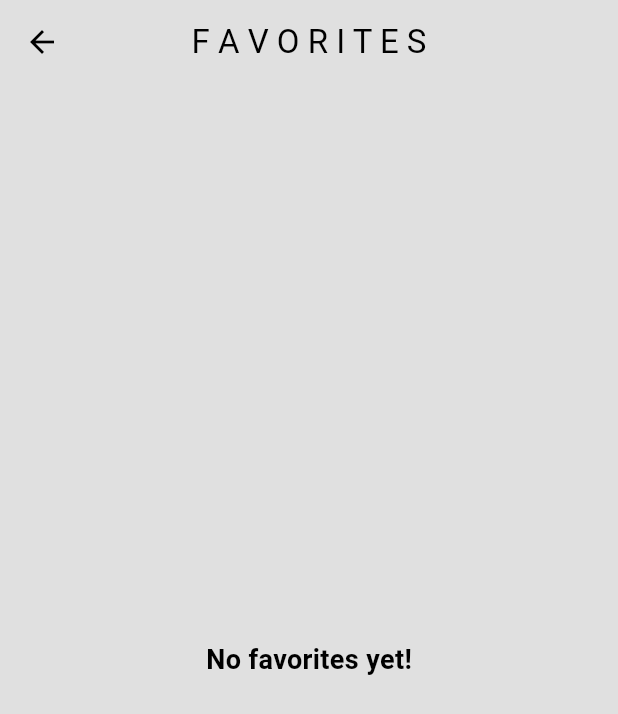
After one commit to ttabelhaxd/ICM_113655, a Flutter app: the screen it shows after launch, in the side drawer, after a tap on "F A V O R I T E S", on a phone screen of 412 x 824 dp. The commit adds this screen. Shown: the top 714 px of the screen. Run offline on Flutter 3.47's test engine with Material 3 defaults, Android fonts, the phone set to English and light mode, and no system bars; our stand-ins replace audioplayers.

Commit message:
flutter hw done

```diff
--- a/flutter_hw/musicapp/lib/components/my_drawer.dart
+++ b/flutter_hw/musicapp/lib/components/my_drawer.dart
@@ -1,4 +1,5 @@
 import 'package:flutter/material.dart';
+import 'package:musicapp/pages/favorites_page.dart';
 import 'package:musicapp/pages/settings_page.dart';
 
 class MyDrawer extends StatelessWidget {
@@ -31,6 +32,24 @@ class MyDrawer extends StatelessWidget {
             ),
           ),
 
+          // favourites tile
+          Padding(
+            padding: const EdgeInsets.only(left: 25.0, top: 10),
+            child: ListTile(
+              title: const Text('F A V O R I T E S'),
+              leading: const Icon(Icons.favorite),
+              onTap: () {
+                Navigator.pop(context);
+                Navigator.push(
+                  context,
+                  MaterialPageRoute(
+                    builder: (context) => const FavoritesPage(),
+                  ),
+                );
+              },
+            ),
+          ),
+
           // settings tile
           Padding(
             padding: const EdgeInsets.only(left: 25.0, top: 10),
--- /dev/null
+++ b/flutter_hw/musicapp/lib/pages/favorites_page.dart
@@ -0,0 +1,54 @@
+import 'package:flutter/material.dart';
+import 'package:musicapp/models/playlist_provider.dart';
+import 'package:provider/provider.dart';
+
+class FavoritesPage extends StatelessWidget {
+  const FavoritesPage({super.key});
+
+  @override
+  Widget build(BuildContext context) {
+    return Scaffold(
+      appBar: AppBar(
+        title: const Text('F A V O R I T E S'),
+        centerTitle: true,
+        backgroundColor: Theme.of(context).colorScheme.surface,
+      ),
+      body: Consumer<PlaylistProvider>(
+        builder: (context, value, child) {
+          final favoriteSongs = value.favoriteSongs.map((index) => value.playlist[index]).toList();
+
+          if (favoriteSongs.isEmpty) {
+            return const Center(
+              child: Text(
+                'No favorites yet!',
+                style: TextStyle(fontSize: 18, fontWeight: FontWeight.bold),
+              ),
+            );
+          }
+
+          return ListView.builder(
+            itemCount: favoriteSongs.length,
+            itemBuilder: (context, index) {
+              final song = favoriteSongs[index];
+              return ListTile(
+                title: Text(song.songName),
+                subtitle: Text(song.artistName),
+                leading: SizedBox(
+                  width: 50,
+                  height: 50,
+                  child: ClipRRect(
+                    borderRadius: BorderRadius.circular(8),
+                    child: Image.asset(
+                      song.albumArtImagePath,
+                      fit: BoxFit.cover,
+                    ),
+                  ),
+                ),
+              );
+            },
+          );
+        },
+      ),
+    );
+  }
+}
```
Also changed, not shown: flutter_hw/musicapp/lib/models/playlist_provider.dart (+46 -6 lines), flutter_hw/musicapp/lib/pages/song_page.dart (+108 -4 lines), flutter_hw/images-readme/1.png, flutter_hw/images-readme/2.png, 1 other file.
